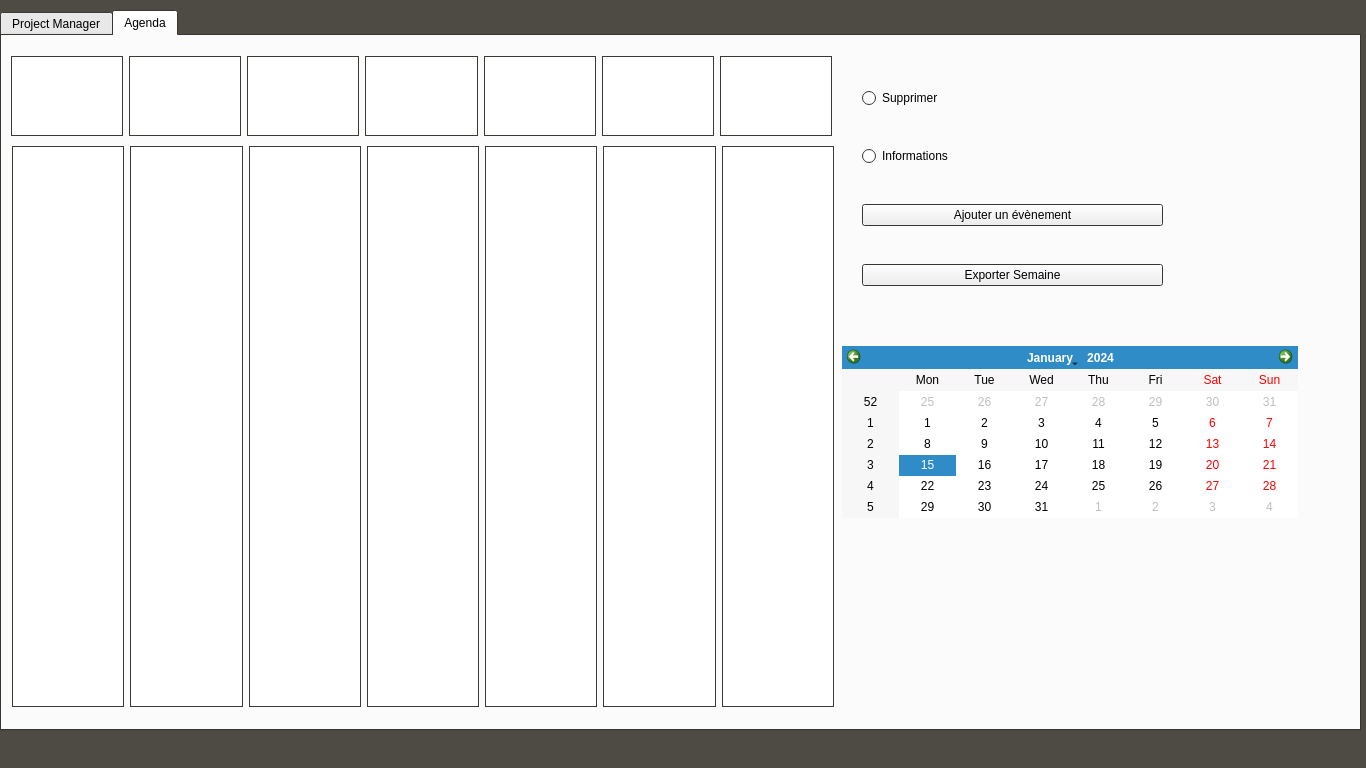
Above: ProjectCalendar/mainwindow.ui from pzins/ProjectCalendar_LO21 before the change. Below: the same form after it.
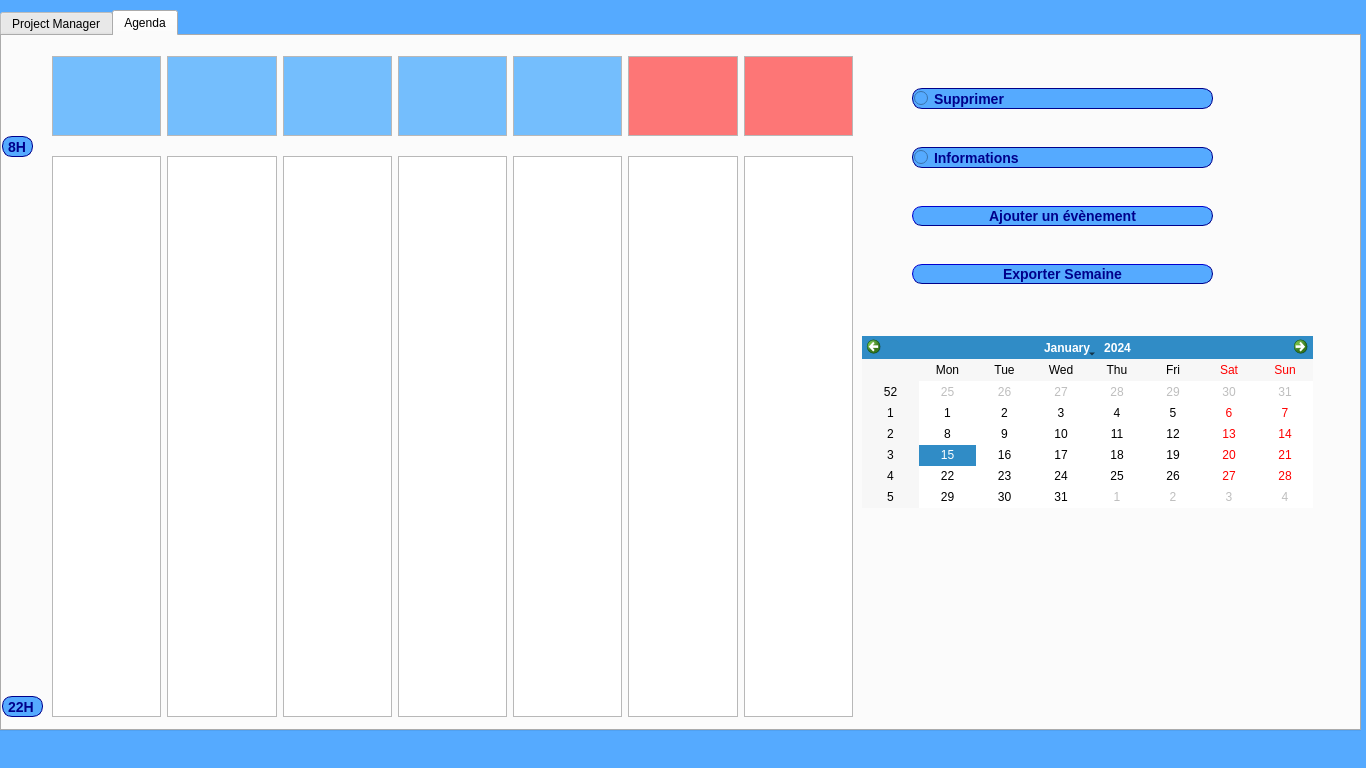
That is the form after the change. Icons and pictures are not drawn.

The edit to the form file:
```diff
--- a/ProjectCalendar/mainwindow.ui
+++ b/ProjectCalendar/mainwindow.ui
@@ -10,90 +10,48 @@
     <height>768</height>
    </rect>
   </property>
-  <property name="palette">
-   <palette>
-    <active>
-     <colorrole role="Base">
-      <brush brushstyle="SolidPattern">
-       <color alpha="255">
-        <red>255</red>
-        <green>255</green>
-        <blue>255</blue>
-       </color>
-      </brush>
-     </colorrole>
-     <colorrole role="Window">
-      <brush brushstyle="SolidPattern">
-       <color alpha="255">
-        <red>77</red>
-        <green>75</green>
-        <blue>68</blue>
-       </color>
-      </brush>
-     </colorrole>
-    </active>
-    <inactive>
-     <colorrole role="Base">
-      <brush brushstyle="SolidPattern">
-       <color alpha="255">
-        <red>255</red>
-        <green>255</green>
-        <blue>255</blue>
-       </color>
-      </brush>
-     </colorrole>
-     <colorrole role="Window">
-      <brush brushstyle="SolidPattern">
-       <color alpha="255">
-        <red>77</red>
-        <green>75</green>
-        <blue>68</blue>
-       </color>
-      </brush>
-     </colorrole>
-    </inactive>
-    <disabled>
-     <colorrole role="Base">
-      <brush brushstyle="SolidPattern">
-       <color alpha="255">
-        <red>77</red>
-        <green>75</green>
-        <blue>68</blue>
-       </color>
-      </brush>
-     </colorrole>
-     <colorrole role="Window">
-      <brush brushstyle="SolidPattern">
-       <color alpha="255">
-        <red>77</red>
-        <green>75</green>
-        <blue>68</blue>
-       </color>
-      </brush>
-     </colorrole>
-    </disabled>
-   </palette>
+  <property name="font">
+   <font>
+    <weight>50</weight>
+    <bold>false</bold>
+   </font>
   </property>
   <property name="windowTitle">
-   <string>MainWindow</string>
+   <string>Projet Calendar</string>
+  </property>
+  <property name="autoFillBackground">
+   <bool>false</bool>
   </property>
   <property name="styleSheet">
-   <string notr="true">
-QTreeView::branch:has-children:!has-siblings:closed,
-QTreeView::branch:closed:has-children:has-siblings {
-        border-image: none;
-        image: url(ol.png);
-}
-
-QTreeView::branch:open:has-children:!has-siblings,
-QTreeView::branch:open:has-children:has-siblings  {
-        border-image: none;
-        image: url(ol.png);
-}
-
-QTabWidget::tab-bar {
+   <string notr="true">QTabWidget::tab-bar {
     alignment: center;
 }
+
+QPushButton {
+    background-color: #55aaff;
+    border-style: outset;
+    border-width: 1px;
+    border-radius: 10px;
+    border-color: darkblue;
+    font: bold 14px;
+	color: darkblue;
+    padding: 1px;
+}
+
+QLabel, QRadioButton{
+    font: bold 14px;
+    border: 1px solid darkblue;
+    border-radius: 10px;
+	color: darkblue;
+    padding: 1px;
+	background-color: #55aaff;
+}
+
+QMainWindow{
+background-color: #55aaff;
+}
+
+
 </string>
   </property>
   <widget class="QWidget" name="centralwidget">
@@ -106,6 +64,13 @@
       <height>721</height>
      </rect>
     </property>
+    <property name="palette">
+     <palette>
+      <active/>
+      <inactive/>
+      <disabled/>
+     </palette>
+    </property>
     <property name="currentIndex">
      <number>1</number>
     </property>
@@ -892,15 +857,18 @@
      </widget>
     </widget>
     <widget class="QWidget" name="Agenda">
+     <property name="styleSheet">
+      <string notr="true"/>
+     </property>
      <attribute name="title">
       <string>Agenda</string>
      </attribute>
      <widget class="QWidget" name="horizontalLayoutWidget">
       <property name="geometry">
        <rect>
-        <x>10</x>
-        <y>110</y>
-        <width>822</width>
+        <x>50</x>
+        <y>120</y>
+        <width>801</width>
         <height>561</height>
        </rect>
       </property>
@@ -980,7 +948,7 @@
      <widget class="QWidget" name="verticalLayoutWidget_2">
       <property name="geometry">
        <rect>
-        <x>860</x>
+        <x>910</x>
         <y>20</y>
         <width>301</width>
         <height>263</height>
@@ -1020,9 +988,9 @@
      <widget class="QCalendarWidget" name="calendarWidget">
       <property name="geometry">
        <rect>
-        <x>840</x>
-        <y>310</y>
-        <width>456</width>
+        <x>860</x>
+        <y>300</y>
+        <width>451</width>
         <height>172</height>
        </rect>
       </property>
@@ -1030,36 +998,688 @@
      <widget class="QWidget" name="horizontalLayoutWidget_2">
       <property name="geometry">
        <rect>
-        <x>9</x>
+        <x>50</x>
         <y>20</y>
-        <width>821</width>
+        <width>801</width>
         <height>80</height>
        </rect>
       </property>
       <layout class="QHBoxLayout" name="horizontalLayout_3">
        <item>
-        <widget class="QTextBrowser" name="lundi"/>
+        <widget class="QTextBrowser" name="lundi">
+         <property name="palette">
+          <palette>
+           <active>
+            <colorrole role="Base">
+             <brush brushstyle="SolidPattern">
+              <color alpha="137">
+               <red>0</red>
+               <green>137</green>
+               <blue>255</blue>
+              </color>
+             </brush>
+            </colorrole>
+           </active>
+           <inactive>
+            <colorrole role="Base">
+             <brush brushstyle="SolidPattern">
+              <color alpha="137">
+               <red>0</red>
+               <green>137</green>
+               <blue>255</blue>
+              </color>
+             </brush>
+            </colorrole>
+           </inactive>
+           <disabled>
+            <colorrole role="Base">
+             <brush brushstyle="SolidPattern">
+              <color alpha="255">
+               <red>255</red>
+               <green>255</green>
+               <blue>255</blue>
+              </color>
+             </brush>
+            </colorrole>
+           </disabled>
+          </palette>
+         </property>
+        </widget>
        </item>
        <item>
-        <widget class="QTextBrowser" name="mardi"/>
+        <widget class="QTextBrowser" name="mardi">
+         <property name="palette">
+          <palette>
+           <active>
+            <colorrole role="Base">
+             <brush brushstyle="SolidPattern">
+              <color alpha="137">
+               <red>0</red>
+               <green>137</green>
+               <blue>255</blue>
+              </color>
+             </brush>
+            </colorrole>
+           </active>
+           <inactive>
+            <colorrole role="Base">
+             <brush brushstyle="SolidPattern">
+              <color alpha="137">
+               <red>0</red>
+               <green>137</green>
+               <blue>255</blue>
+              </color>
+             </brush>
+            </colorrole>
+           </inactive>
+           <disabled>
+            <colorrole role="Base">
+             <brush brushstyle="SolidPattern">
+              <color alpha="255">
+               <red>255</red>
+               <green>255</green>
+               <blue>255</blue>
+              </color>
+             </brush>
+            </colorrole>
+           </disabled>
+          </palette>
+         </property>
+        </widget>
        </item>
        <item>
-        <widget class="QTextBrowser" name="mercredi"/>
+        <widget class="QTextBrowser" name="mercredi">
+         <property name="palette">
+          <palette>
+           <active>
+            <colorrole role="Base">
+             <brush brushstyle="SolidPattern">
+              <color alpha="137">
+               <red>0</red>
+               <green>137</green>
+               <blue>255</blue>
+              </color>
+             </brush>
+            </colorrole>
+           </active>
+           <inactive>
+            <colorrole role="Base">
+             <brush brushstyle="SolidPattern">
+              <color alpha="137">
+               <red>0</red>
+               <green>137</green>
+               <blue>255</blue>
+              </color>
+             </brush>
+            </colorrole>
+           </inactive>
+           <disabled>
+            <colorrole role="Base">
+             <brush brushstyle="SolidPattern">
+              <color alpha="255">
+               <red>255</red>
+               <green>255</green>
+               <blue>255</blue>
+              </color>
+             </brush>
+            </colorrole>
+           </disabled>
+          </palette>
+         </property>
+        </widget>
        </item>
        <item>
-        <widget class="QTextBrowser" name="jeudi"/>
+        <widget class="QTextBrowser" name="jeudi">
+         <property name="palette">
+          <palette>
+           <active>
+            <colorrole role="Base">
+             <brush brushstyle="SolidPattern">
+              <color alpha="137">
+               <red>0</red>
+               <green>137</green>
+               <blue>255</blue>
+              </color>
+             </brush>
+            </colorrole>
+           </active>
+           <inactive>
+            <colorrole role="Base">
+             <brush brushstyle="SolidPattern">
+              <color alpha="137">
+               <red>0</red>
+               <green>137</green>
+               <blue>255</blue>
+              </color>
+             </brush>
+            </colorrole>
+           </inactive>
+           <disabled>
+            <colorrole role="Base">
+             <brush brushstyle="SolidPattern">
+              <color alpha="255">
+               <red>255</red>
+               <green>255</green>
+               <blue>255</blue>
+              </color>
+             </brush>
+            </colorrole>
+           </disabled>
+          </palette>
+         </property>
+        </widget>
        </item>
        <item>
-        <widget class="QTextBrowser" name="vendredi"/>
+        <widget class="QTextBrowser" name="vendredi">
+         <property name="palette">
+          <palette>
+           <active>
+            <colorrole role="Base">
+             <brush brushstyle="SolidPattern">
+              <color alpha="137">
+               <red>0</red>
+               <green>137</green>
+               <blue>255</blue>
+              </color>
+             </brush>
+            </colorrole>
+           </active>
+           <inactive>
+            <colorrole role="Base">
+             <brush brushstyle="SolidPattern">
+              <color alpha="137">
+               <red>0</red>
+               <green>137</green>
+               <blue>255</blue>
+              </color>
+             </brush>
+            </colorrole>
+           </inactive>
+           <disabled>
+            <colorrole role="Base">
+             <brush brushstyle="SolidPattern">
+              <color alpha="255">
+               <red>255</red>
+               <green>255</green>
+               <blue>255</blue>
+              </color>
+             </brush>
+            </colorrole>
+           </disabled>
+          </palette>
+         </property>
+        </widget>
        </item>
        <item>
-        <widget class="QTextBrowser" name="samedi"/>
+        <widget class="QTextBrowser" name="samedi">
+         <property name="palette">
+          <palette>
+           <active>
+            <colorrole role="Base">
+             <brush brushstyle="SolidPattern">
+              <color alpha="135">
+               <red>255</red>
+               <green>0</green>
+               <blue>0</blue>
+              </color>
+             </brush>
+            </colorrole>
+           </active>
+           <inactive>
+            <colorrole role="Base">
+             <brush brushstyle="SolidPattern">
+              <color alpha="135">
+               <red>255</red>
+               <green>0</green>
+               <blue>0</blue>
+              </color>
+             </brush>
+            </colorrole>
+           </inactive>
+           <disabled>
+            <colorrole role="Base">
+             <brush brushstyle="SolidPattern">
+              <color alpha="255">
+               <red>255</red>
+               <green>255</green>
+               <blue>255</blue>
+              </color>
+             </brush>
+            </colorrole>
+           </disabled>
+          </palette>
+         </property>
+        </widget>
        </item>
        <item>
-        <widget class="QTextBrowser" name="dimanche"/>
+        <widget class="QTextBrowser" name="dimanche">
+         <property name="palette">
+          <palette>
+           <active>
+            <colorrole role="Base">
+             <brush brushstyle="SolidPattern">
+              <color alpha="135">
+               <red>255</red>
+               <green>0</green>
+               <blue>0</blue>
+              </color>
+             </brush>
+            </colorrole>
+           </active>
+           <inactive>
+            <colorrole role="Base">
+             <brush brushstyle="SolidPattern">
+              <color alpha="135">
+               <red>255</red>
+               <green>0</green>
+               <blue>0</blue>
+              </color>
+             </brush>
+            </colorrole>
+           </inactive>
+           <disabled>
+            <colorrole role="Base">
+             <brush brushstyle="SolidPattern">
+              <color alpha="255">
+               <red>255</red>
+               <green>255</green>
+               <blue>255</blue>
+              </color>
+             </brush>
+            </colorrole>
+           </disabled>
+          </palette>
+         </property>
+        </widget>
        </item>
       </layout>
      </widget>
+     <widget class="QLabel" name="label">
+      <property name="geometry">
+       <rect>
+        <x>0</x>
+        <y>100</y>
+        <width>31</width>
+        <height>21</height>
+       </rect>
+      </property>
+      <property name="palette">
+       <palette>
+        <active>
+         <colorrole role="WindowText">
+          <brush brushstyle="SolidPattern">
+           <color alpha="255">
+            <red>0</red>
+            <green>0</green>
+            <blue>139</blue>
+           </color>
+          </brush>
+         </colorrole>
+         <colorrole role="Button">
+          <brush brushstyle="SolidPattern">
+           <color alpha="255">
+            <red>85</red>
+            <green>170</green>
+            <blue>255</blue>
+           </color>
+          </brush>
+         </colorrole>
+         <colorrole role="Text">
+          <brush brushstyle="SolidPattern">
+           <color alpha="255">
+            <red>0</red>
+            <green>0</green>
+            <blue>139</blue>
+           </color>
+          </brush>
+         </colorrole>
+         <colorrole role="ButtonText">
+          <brush brushstyle="SolidPattern">
+           <color alpha="255">
+            <red>0</red>
+            <green>0</green>
+            <blue>139</blue>
+           </color>
+          </brush>
+         </colorrole>
+         <colorrole role="Base">
+          <brush brushstyle="SolidPattern">
+           <color alpha="255">
+            <red>85</red>
+            <green>170</green>
+            <blue>255</blue>
+           </color>
+          </brush>
+         </colorrole>
+         <colorrole role="Window">
+          <brush brushstyle="SolidPattern">
+           <color alpha="255">
+            <red>85</red>
+            <green>170</green>
+            <blue>255</blue>
+           </color>
+          </brush>
+         </colorrole>
+        </active>
+        <inactive>
+         <colorrole role="WindowText">
+          <brush brushstyle="SolidPattern">
+           <color alpha="255">
+            <red>0</red>
+            <green>0</green>
+            <blue>139</blue>
+           </color>
+          </brush>
+         </colorrole>
+         <colorrole role="Button">
+          <brush brushstyle="SolidPattern">
+           <color alpha="255">
+            <red>85</red>
+            <green>170</green>
+            <blue>255</blue>
+           </color>
+          </brush>
+         </colorrole>
+         <colorrole role="Text">
+          <brush brushstyle="SolidPattern">
+           <color alpha="255">
+            <red>0</red>
+            <green>0</green>
+            <blue>139</blue>
+           </color>
+          </brush>
+         </colorrole>
+         <colorrole role="ButtonText">
+          <brush brushstyle="SolidPattern">
+           <color alpha="255">
+            <red>0</red>
+            <green>0</green>
+            <blue>139</blue>
+           </color>
+          </brush>
+         </colorrole>
+         <colorrole role="Base">
+          <brush brushstyle="SolidPattern">
+           <color alpha="255">
+            <red>85</red>
+            <green>170</green>
+            <blue>255</blue>
+           </color>
+          </brush>
+         </colorrole>
+         <colorrole role="Window">
+          <brush brushstyle="SolidPattern">
+           <color alpha="255">
+            <red>85</red>
+            <green>170</green>
+            <blue>255</blue>
+           </color>
+          </brush>
+         </colorrole>
+        </inactive>
+        <disabled>
+         <colorrole role="WindowText">
+          <brush brushstyle="SolidPattern">
+           <color alpha="255">
+            <red>0</red>
+            <green>0</green>
+            <blue>139</blue>
+           </color>
+          </brush>
+         </colorrole>
+         <colorrole role="Button">
+          <brush brushstyle="SolidPattern">
+           <color alpha="255">
+            <red>85</red>
+            <green>170</green>
+            <blue>255</blue>
+           </color>
+          </brush>
+         </colorrole>
+         <colorrole role="Text">
+          <brush brushstyle="SolidPattern">
+           <color alpha="255">
+            <red>0</red>
+            <green>0</green>
+            <blue>139</blue>
+           </color>
+          </brush>
+         </colorrole>
+         <colorrole role="ButtonText">
+          <brush brushstyle="SolidPattern">
+           <color alpha="255">
+            <red>0</red>
+            <green>0</green>
+            <blue>139</blue>
+           </color>
+          </brush>
+         </colorrole>
+         <colorrole role="Base">
+          <brush brushstyle="SolidPattern">
+           <color alpha="255">
+            <red>85</red>
+            <green>170</green>
+            <blue>255</blue>
+           </color>
+          </brush>
+         </colorrole>
+         <colorrole role="Window">
+          <brush brushstyle="SolidPattern">
+           <color alpha="255">
+            <red>85</red>
+            <green>170</green>
+            <blue>255</blue>
+           </color>
+          </brush>
+         </colorrole>
+        </disabled>
+       </palette>
+      </property>
+      <property name="font">
+       <font>
+        <pointsize>-1</pointsize>
+        <weight>75</weight>
+        <italic>false</italic>
+        <bold>true</bold>
+       </font>
+      </property>
+      <property name="text">
+       <string>8H</string>
+      </property>
+     </widget>
+     <widget class="QLabel" name="label_6">
+      <property name="geometry">
+       <rect>
+        <x>0</x>
+        <y>660</y>
+        <width>41</width>
+        <height>21</height>
+       </rect>
+      </property>
+      <property name="palette">
+       <palette>
+        <active>
+         <colorrole role="WindowText">
+          <brush brushstyle="SolidPattern">
+           <color alpha="255">
+            <red>0</red>
+            <green>0</green>
+            <blue>139</blue>
+           </color>
+          </brush>
+         </colorrole>
+         <colorrole role="Button">
+          <brush brushstyle="SolidPattern">
+           <color alpha="255">
+            <red>85</red>
+            <green>170</green>
+            <blue>255</blue>
+           </color>
+          </brush>
+         </colorrole>
+         <colorrole role="Text">
+          <brush brushstyle="SolidPattern">
+           <color alpha="255">
+            <red>0</red>
+            <green>0</green>
+            <blue>139</blue>
+           </color>
+          </brush>
+         </colorrole>
+         <colorrole role="ButtonText">
+          <brush brushstyle="SolidPattern">
+           <color alpha="255">
+            <red>0</red>
+            <green>0</green>
+            <blue>139</blue>
+           </color>
+          </brush>
+         </colorrole>
+         <colorrole role="Base">
+          <brush brushstyle="SolidPattern">
+           <color alpha="255">
+            <red>85</red>
+            <green>170</green>
+            <blue>255</blue>
+           </color>
+          </brush>
+         </colorrole>
+         <colorrole role="Window">
+          <brush brushstyle="SolidPattern">
+           <color alpha="255">
+            <red>85</red>
+            <green>170</green>
+            <blue>255</blue>
+           </color>
+          </brush>
+         </colorrole>
+        </active>
+        <inactive>
+         <colorrole role="WindowText">
+          <brush brushstyle="SolidPattern">
+           <color alpha="255">
+            <red>0</red>
+            <green>0</green>
+            <blue>139</blue>
+           </color>
+          </brush>
+         </colorrole>
+         <colorrole role="Button">
+          <brush brushstyle="SolidPattern">
+           <color alpha="255">
+            <red>85</red>
+            <green>170</green>
+            <blue>255</blue>
+           </color>
+          </brush>
+         </colorrole>
+         <colorrole role="Text">
+          <brush brushstyle="SolidPattern">
+           <color alpha="255">
+            <red>0</red>
+            <green>0</green>
+            <blue>139</blue>
+           </color>
+          </brush>
+         </colorrole>
+         <colorrole role="ButtonText">
+          <brush brushstyle="SolidPattern">
+           <color alpha="255">
+            <red>0</red>
+            <green>0</green>
+            <blue>139</blue>
+           </color>
+          </brush>
+         </colorrole>
+         <colorrole role="Base">
+          <brush brushstyle="SolidPattern">
+           <color alpha="255">
+            <red>85</red>
+            <green>170</green>
+            <blue>255</blue>
+           </color>
+          </brush>
+         </colorrole>
+         <colorrole role="Window">
+          <brush brushstyle="SolidPattern">
+           <color alpha="255">
+            <red>85</red>
+            <green>170</green>
+            <blue>255</blue>
+           </color>
+          </brush>
+         </colorrole>
+        </inactive>
+        <disabled>
+         <colorrole role="WindowText">
+          <brush brushstyle="SolidPattern">
+           <color alpha="255">
+            <red>0</red>
+            <green>0</green>
+            <blue>139</blue>
+           </color>
+          </brush>
+         </colorrole>
+         <colorrole role="Button">
+          <brush brushstyle="SolidPattern">
+           <color alpha="255">
+            <red>85</red>
+            <green>170</green>
+            <blue>255</blue>
+           </color>
+          </brush>
+         </colorrole>
+         <colorrole role="Text">
+          <brush brushstyle="SolidPattern">
+           <color alpha="255">
+            <red>0</red>
+            <green>0</green>
+            <blue>139</blue>
+           </color>
+          </brush>
+         </colorrole>
+         <colorrole role="ButtonText">
+          <brush brushstyle="SolidPattern">
+           <color alpha="255">
+            <red>0</red>
+            <green>0</green>
+            <blue>139</blue>
+           </color>
+          </brush>
+         </colorrole>
+         <colorrole role="Base">
+          <brush brushstyle="SolidPattern">
+           <color alpha="255">
+            <red>85</red>
+            <green>170</green>
+            <blue>255</blue>
+           </color>
+          </brush>
+         </colorrole>
+         <colorrole role="Window">
+          <brush brushstyle="SolidPattern">
+           <color alpha="255">
+            <red>85</red>
+            <green>170</green>
+            <blue>255</blue>
+           </color>
+          </brush>
+         </colorrole>
+        </disabled>
+       </palette>
+      </property>
+      <property name="font">
+       <font>
+        <pointsize>-1</pointsize>
+        <weight>75</weight>
+        <italic>false</italic>
+        <bold>true</bold>
+       </font>
+      </property>
+      <property name="text">
+       <string>22H</string>
+      </property>
+     </widget>
     </widget>
    </widget>
   </widget>
```
Left out of the diff: 121 changed lines with no effect on the pictures.
